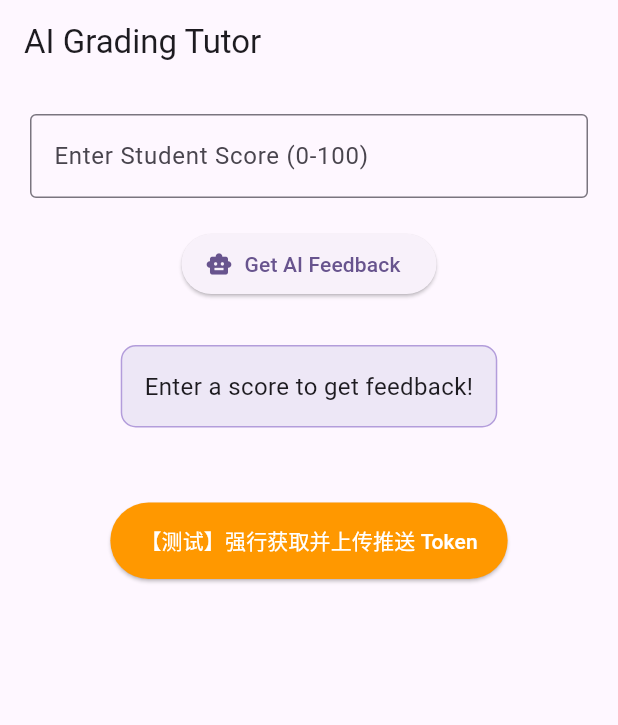
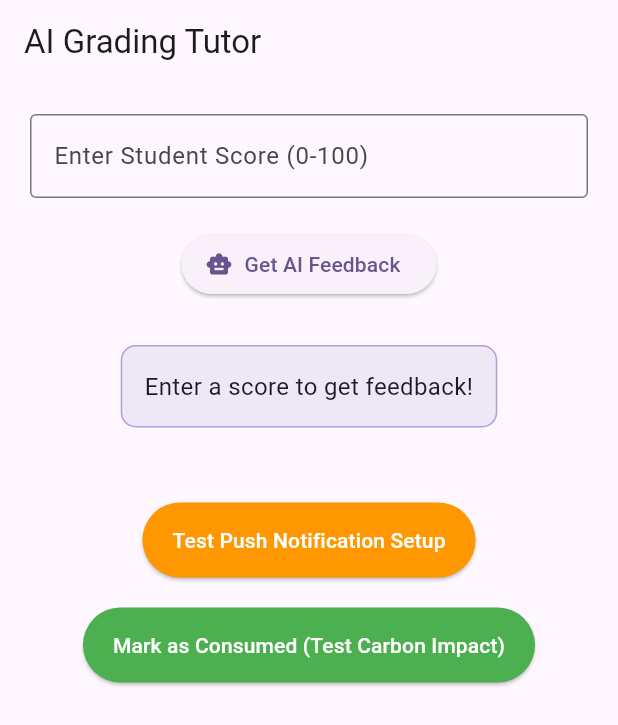
Before and after one commit to Gohpeijia/KitaHack2026, a Flutter app: the screen it shows after launch, on a phone screen of 412 x 824 dp. Shown: the top 725 px of the screen. Run offline on Flutter 3.47's test engine with Material 3 defaults, Android fonts, the phone set to English and light mode, and no system bars; our stand-ins replace cloud_firestore, firebase_auth, firebase_core, firebase_messaging, flutter_dotenv, google_generative_ai; accounts and stored records are empty; network calls fail.

Commit message:
构建“碳减排”实时统计器 (Impact Aggregator) —— 应对 Success Metrics

```diff
--- a/flutter_application_1/lib/main.dart
+++ b/flutter_application_1/lib/main.dart
@@ -62,8 +62,8 @@ class _TutorPageState extends State<TutorPage> {
   Future<void> _loginTestUser() async {
     try {
       final credential = await FirebaseAuth.instance.signInWithEmailAndPassword(
-        email: "kitahacktest@gmail.com", // chenge to the email you set in firebase console
-        password: "Hack1234",         // change to the password you set for that test account
+        email: "kitahacktest@gmail.com", // change to the email you set in firebase console
+        password: "Hack1234",          // change to the password you set for that test account
       );
       debugPrint("✅ Test account login successful UID: ${credential.user?.uid}");
     } on FirebaseAuthException catch (e) {
@@ -121,7 +121,7 @@ class _TutorPageState extends State<TutorPage> {
   Widget build(BuildContext context) {
     return Scaffold(
       appBar: AppBar(title: const Text("AI Grading Tutor")),
-      body: SingleChildScrollView( // 添加了滑动视图，防止小屏幕手机内容溢出
+      body: SingleChildScrollView( // added to prevent overflow when keyboard appears
         child: Padding(
           padding: const EdgeInsets.all(20.0),
           child: Column(
@@ -163,48 +163,79 @@ class _TutorPageState extends State<TutorPage> {
                 ),
               ),
 
-              const SizedBox(height: 50), // 加大一点间距，和上方功能区分开
+              const SizedBox(height: 50),
 
-              // 👇 新添加的测试按钮放在这里 👇
+              // Push Notification Test Button
               ElevatedButton(
                 onPressed: () async {
                   try {
-                    // 1. 请求系统推送权限 (弹窗问用户同不同意)
+                    // 1. request permission for push notifications (this will show a prompt to the user)
                     await FirebaseMessaging.instance.requestPermission();
 
-                    // 2. 抓取你这台测试手机的 Token
+                    // 2. catch Token
                     String? token = await FirebaseMessaging.instance.getToken();
 
                     if (token != null) {
-                      debugPrint("✅ 抓到 Token 了: $token");
+                      debugPrint("✅ catch token: $token");
 
-                      // 3. 强行塞进数据库，假装这是一个叫 "test_user_001" 的用户
+                      // 3. Save token to Firestore
                       await FirebaseFirestore.instance.collection('users').doc('test_user_001').set({
                         'fcm_token': token,
-                        'name': 'Pei Jia (后端测试专属)',
+                        'name': 'Pei Jia (base on test account)',
                       }, SetOptions(merge: true));
 
-                      debugPrint("✅ 测试 Token 已强行写入 Firestore！去控制台看看吧！");
+                      debugPrint("✅ Test Token has been forcibly written to Firestore! Check the console!");
 
-                      // 如果在界面上弹出一个提示框就更好了
+                      // if you want to show a confirmation in the app, you can use a SnackBar or Dialog here
                       if(context.mounted) {
                         ScaffoldMessenger.of(context).showSnackBar(
-                           const SnackBar(content: Text('✅ Token 上传成功！请检查 Firestore 数据库。'))
+                           const SnackBar(content: Text('✅ Token uploaded to Firestore! Check console for details.'))
                         );
                       }
                     }
                   } catch (e) {
-                    debugPrint("❌ 发生错误: $e");
+                    debugPrint("❌ Error uploading token: $e");
                   }
                 },
                 style: ElevatedButton.styleFrom(
-                  backgroundColor: Colors.orange, // 给测试按钮换个醒目的颜色
+                  backgroundColor: Colors.orange, // button color
                   foregroundColor: Colors.white,
                   padding: const EdgeInsets.symmetric(horizontal: 20, vertical: 15)
                 ),
-                child: const Text('【测试】强行获取并上传推送 Token'),
+                child: const Text('Test Push Notification Setup'),
               ),
-              // 👆 测试按钮代码结束 👆
+
+              const SizedBox(height: 20), // Add some spacing
+
+              // 🌟 NEW: Carbon Reduction Test Button 🌟
+              ElevatedButton(
+                onPressed: () async {
+                  // 1. Instantiate the class you wrote
+                  final aggregator = ImpactAggregator();
+
+                  // 2. Generate a random ID for test food to ensure a reaction on every click
+                  final testFoodId = 'food_${DateTime.now().millisecondsSinceEpoch}';
+
+                  // 3. Call the function (Simulate consuming 0.5kg of food)
+                  await aggregator.markFoodAsSaved(testFoodId, 'test_user_001', 0.5);
+
+                  // 4. Show success popup
+                  if(context.mounted) {
+                    ScaffoldMessenger.of(context).showSnackBar(
+                       const SnackBar(
+                         content: Text('🌱 Success! Consumed 0.5kg of food, carbon points added! Check Firebase!'),
+                         backgroundColor: Colors.green,
+                       )
+                    );
+                  }
+                },
+                style: ElevatedButton.styleFrom(
+                  backgroundColor: Colors.green, // Eco-friendly color
+                  foregroundColor: Colors.white,
+                  padding: const EdgeInsets.symmetric(horizontal: 20, vertical: 15)
+                ),
+                child: const Text('Mark as Consumed (Test Carbon Impact)'),
+              ),
 
             ],
           ),
@@ -213,3 +244,41 @@ class _TutorPageState extends State<TutorPage> {
     );
   }
 }
+
+// 🌟 NEW: Carbon Reduction Aggregation Logic Class (At the bottom of the file) 🌟
+class ImpactAggregator {
+  final FirebaseFirestore _firestore = FirebaseFirestore.instance;
+
+  /// Mark food as consumed/donated and synchronously calculate carbon reduction
+  Future<void> markFoodAsSaved(String inventoryId, String userId, double weightKg) async {
+    try {
+      debugPrint("📊 Calculating environmental impact...");
+
+      // 1. Calculate the carbon emission saved this time
+      const double emissionFactor = 2.5;
+      final double co2Saved = weightKg * emissionFactor;
+
+      // 2. Create a WriteBatch (bulk write operation)
+      WriteBatch batch = _firestore.batch();
+
+      // Action A: Update the status of this food item to 'consumed'
+      DocumentReference itemRef = _firestore.collection('inventories').doc(inventoryId);
+      // Note: Using set with merge: true so that even if this test ID doesn't exist, it will auto-create and write the status
+      batch.set(itemRef, {'status': 'consumed'}, SetOptions(merge: true));
+
+      // Action B: Safely accumulate total carbon reduction in the user profile
+      DocumentReference userRef = _firestore.collection('users').doc(userId);
+      batch.set(userRef, {
+        'total_co2_saved': FieldValue.increment(co2Saved)
+      }, SetOptions(merge: true));
+
+      // 3. Commit both actions at once
+      await batch.commit();
+
+      debugPrint("🌍 Success! Reduced carbon emission by $co2Saved kg this time!");
+
+    } catch (e) {
+      debugPrint("❌ Calculation failed: $e");
+    }
+  }
+}
--- a/flutter_application_1/lib/service/gemini_service.dart
+++ b/flutter_application_1/lib/service/gemini_service.dart
@@ -13,7 +13,7 @@ class GeminiService {
       // Note: Please enter your actual API Key within the quotation marks below.
       final apiKey = dotenv.env['GEMINI_API_KEY'];
       if (apiKey == null || apiKey.isEmpty) {
-        throw Exception("API Key 未找到！请检查 .env 文件。");
+        throw Exception("API Key unset! Please set GEMINI_API_KEY in your .env file.");
       }
       final model = GenerativeModel(model: 'gemini-2.5-flash', apiKey: apiKey);
 
--- /dev/null
+++ b/flutter_application_1/lib/service/impact_aggregator.dart
@@ -0,0 +1,44 @@
+/// if need to use thiks script, use "import 'impact_aggregator.dart';" "
+import 'package:cloud_firestore/cloud_firestore.dart';
+import 'package:flutter/material.dart';
+
+class ImpactAggregator {
+  final FirebaseFirestore _firestore = FirebaseFirestore.instance;
+
+  /// label the food as "saved" and calculate the carbon emission saved by this action, then update the user's total carbon saved in a safe way.
+  /// [inventoryId]: ID of the food inventory item
+  /// [userId]:　UID
+  /// [weightKg]: mass of the food in kilograms
+  Future<void> markFoodAsSaved(String inventoryId, String userId, double weightKg) async {
+    try {
+      debugPrint("📊 Calculating carbon impact for food item $inventoryId");
+
+      // 1. calculate the CO2 saved by this action. For simplicity, we use a fixed emission factor (kg CO2 per kg of food waste). In a real app, this could be more complex and depend on the type of food.
+      const double emissionFactor = 2.5;
+      final double co2Saved = weightKg * emissionFactor;
+
+      // 2. create WriteBatch
+      // Batch benifits - Atomicity: All operations in the batch either succeed or fail together, which helps maintain data integrity.
+      WriteBatch batch = _firestore.batch();
+
+      // action A: update the inventory item status to "consumed"
+      DocumentReference itemRef = _firestore.collection('inventories').doc(inventoryId);
+      batch.update(itemRef, {'status': 'consumed'});
+
+      // action B: update the user's total CO2 saved. We use FieldValue.increment to safely increment the value without worrying about concurrent updates.
+      DocumentReference userRef = _firestore.collection('users').doc(userId);
+      // FieldValue.increment is Firebase
+      batch.set(userRef, {
+        'total_co2_saved': FieldValue.increment(co2Saved)
+      }, SetOptions(merge: true)); // merge: true is no have to worry about overwriting other user data, only update the total_co2_saved field
+
+      // 3. submit the batch
+      await batch.commit();
+
+      debugPrint("🌍 Reduced $co2Saved kg of carbon emissions!");
+
+    } catch (e) {
+      debugPrint("❌ Failed to calculate impact: $e");
+    }
+  }
+}
```
